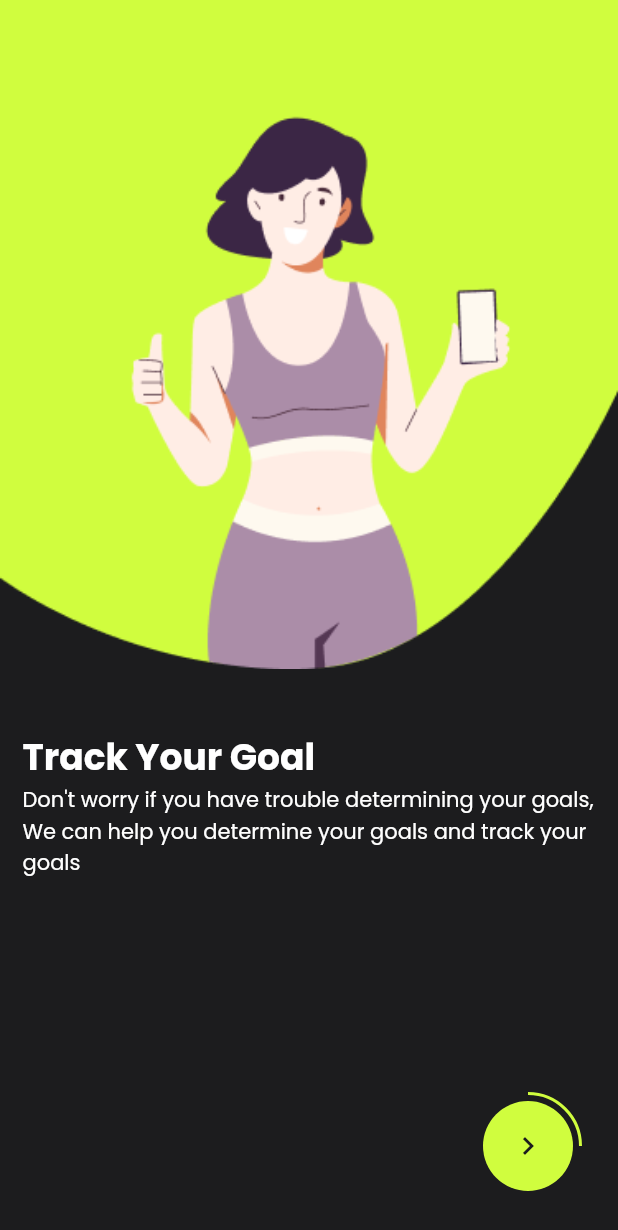
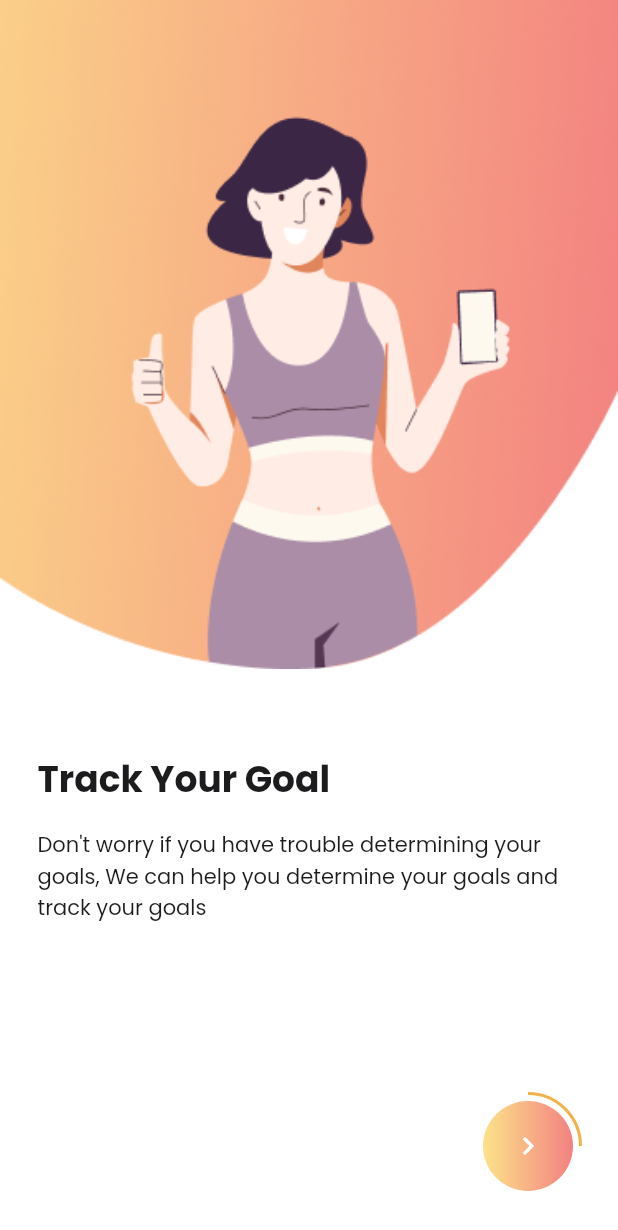
Before and after one commit to teerutt/FitPang, a Flutter app: the screen it shows after launch, after a tap on "Get Started", on a phone screen of 412 x 824 dp. Shown: the top 1230 px of the screen. Run offline on Flutter 3.47's test engine with Material 2 defaults, Android fonts, the phone set to English and light mode, and no system bars; our stand-ins replace carousel_slider.

```diff
--- a/lib/common/color_extension.dart
+++ b/lib/common/color_extension.dart
@@ -1,8 +1,8 @@
 import 'package:flutter/material.dart';
 
 class TColor {
-  static Color get primaryColor1 => const Color(0xffD0FD3E);
-  static Color get primaryColor2 => Color.fromARGB(255, 61, 199, 39);
+  static Color get primaryColor1 => const Color(0xffF38181);
+  static Color get primaryColor2 => const Color(0xffFCE38A);
 
   static Color get secondaryColor1 => const Color(0xffC58BF2);
   static Color get secondaryColor2 => const Color(0xffEEA4CE);
@@ -12,7 +12,7 @@ class TColor {
   static List<Color> get secondaryG => [secondaryColor2, secondaryColor1];
 
   static Color get black => const Color(0xff1C1C1E);
-  static Color get gray => const Color(0xff786F72);
+  static Color get gray => const Color(0xff7b6F72);
   static Color get white => Colors.white;
   static Color get lightGray => const Color(0xffF7F8F8);
 }
--- a/lib/common_widget/onboarding_page.dart
+++ b/lib/common_widget/onboarding_page.dart
@@ -26,20 +26,20 @@ class OnBoardingPage extends StatelessWidget {
             height: media.width * 0.1,
           ),
           Padding(
-            padding: const EdgeInsets.symmetric(horizontal: 15),
+            padding: const EdgeInsets.symmetric(horizontal: 25, vertical: 15),
             child: Text(
               pObj["title"].toString(),
               style: TextStyle(
-                  color: TColor.white,
+                  color: TColor.black,
                   fontSize: 24,
                   fontWeight: FontWeight.w700),
             ),
           ),
           Padding(
-            padding: const EdgeInsets.symmetric(horizontal: 15),
+            padding: const EdgeInsets.symmetric(horizontal: 25),
             child: Text(
               pObj["subtitle"].toString(),
-              style: TextStyle(color: TColor.white, fontSize: 14),
+              style: TextStyle(color: TColor.black, fontSize: 14),
             ),
           ),
         ],
--- a/lib/common_widget/round_button.dart
+++ b/lib/common_widget/round_button.dart
@@ -46,11 +46,11 @@ class RoundButton extends StatelessWidget {
         elevation: type == RoundButtonType.bgGradient ||  type == RoundButtonType.bgSGradient ? 0 : elevation,
         color: type == RoundButtonType.bgGradient ||  type == RoundButtonType.bgSGradient
             ? Colors.transparent
-            : TColor.black,
+            : TColor.white,
         child: type == RoundButtonType.bgGradient ||  type == RoundButtonType.bgSGradient
             ? Text(title,
                 style: TextStyle(
-                    color: TColor.black,
+                    color: TColor.white,
                     fontSize: fontSize,
                     fontWeight: fontWeight))
             : ShaderMask(
--- a/lib/main.dart
+++ b/lib/main.dart
@@ -1,7 +1,7 @@
 import 'package:flutter/material.dart';
+import 'package:fitpang/view/onboarding/started_view.dart';
+
 import 'common/color_extension.dart';
-import 'package:fitpang/view/onboarding/onboarding_view.dart';
-import 'package:fitpang/view/onboarding/started_view.dart';
 
 void main() {
   runApp(const MyApp());
--- a/lib/view/onboarding/onboarding_view.dart
+++ b/lib/view/onboarding/onboarding_view.dart
@@ -1,5 +1,7 @@
 import 'package:fitpang/common_widget/onboarding_page.dart';
+import 'package:fitpang/view/login/what_your_goal_view.dart';
 import 'package:flutter/material.dart';
+
 import '../../common/color_extension.dart';
 
 class OnBoardingView extends StatefulWidget {
@@ -15,7 +17,6 @@ class _OnBoardingViewState extends State<OnBoardingView> {
 
   @override
   void initState() {
-    // TODO: implement initState
     super.initState();
 
     controller.addListener(() {
@@ -58,7 +59,7 @@ class _OnBoardingViewState extends State<OnBoardingView> {
   Widget build(BuildContext context) {
 
     return Scaffold(
-      backgroundColor: TColor.black,
+      backgroundColor: TColor.white,
       body: Stack(
         alignment: Alignment.bottomRight,
         children: [
@@ -81,7 +82,7 @@ class _OnBoardingViewState extends State<OnBoardingView> {
                   width: 70,
                   height: 70,
                   child: CircularProgressIndicator(
-                    color: TColor.primaryColor1,
+                    color: const Color.fromARGB(255, 241, 179, 73),
                     value: (selectPage + 1) / 4 ,
                     strokeWidth: 2,
                   ),
@@ -91,14 +92,20 @@ class _OnBoardingViewState extends State<OnBoardingView> {
                   margin: const EdgeInsets.symmetric(horizontal: 30, vertical: 30),
                   width: 60,
                   height: 60,
-                  decoration: BoxDecoration(color: TColor.primaryColor1, borderRadius: BorderRadius.circular(35)),
-                  child: IconButton(icon: Icon( Icons.navigate_next, color: TColor.black, ), onPressed: (){
+                  decoration: BoxDecoration(
+                      gradient: LinearGradient(
+                        colors: TColor.primaryG,
+                        begin: Alignment.centerLeft,
+                        end: Alignment.centerRight,
+                      ),
+                  borderRadius: BorderRadius.circular(35),),
+                  child: IconButton(icon: Icon( Icons.navigate_next, color: TColor.white, ), onPressed: (){
 
                       if(selectPage < 3) {
 
                          selectPage = selectPage + 1;
 
-                        // controller.animateToPage(selectPage, duration: const Duration(milliseconds: 600), curve: Curves.bounceInOut);
+                        // controller.animateToPage(selectPage, duration: const Duration(milliseconds: 300), curve: Curves.bounceInOut);
 
                         controller.jumpToPage(selectPage);
 
@@ -106,10 +113,10 @@ class _OnBoardingViewState extends State<OnBoardingView> {
 
                           });
 
-                      }else{
+                      }
+                      else {
                         // Open Welcome Screen
-                        print("Open Welcome Screen");
-                        // Navigator.push(context, MaterialPageRoute(builder: (context) => const SignUpView() ));
+                        Navigator.push(context, MaterialPageRoute(builder: (context) => const WhatYourGoalView() ));
                       }
 
                   },),
--- a/lib/view/onboarding/started_view.dart
+++ b/lib/view/onboarding/started_view.dart
@@ -1,8 +1,8 @@
-import 'package:fitpang/common/color_extension.dart';
 import 'package:fitpang/view/onboarding/onboarding_view.dart';
 import 'package:flutter/material.dart';
 
 import '../../common_widget/round_button.dart';
+import 'package:fitpang/common/color_extension.dart';
 
 class StartedView extends StatefulWidget {
   const StartedView({super.key});
@@ -16,11 +16,11 @@ class _StartedViewState extends State<StartedView> {
   Widget build(BuildContext context) {
     var media = MediaQuery.of(context).size;
     return Scaffold(
-      backgroundColor: TColor.black,
+      backgroundColor: TColor.white,
       body: Container(
           width: media.width,
           decoration: BoxDecoration(
-            color: TColor.black
+            color: TColor.white
           ),
           child: Column(
             mainAxisAlignment: MainAxisAlignment.center,
@@ -28,11 +28,11 @@ class _StartedViewState extends State<StartedView> {
               const Spacer(),
               RichText(
                 text: TextSpan(
-                  children: <TextSpan>[
+                  children: [
                     TextSpan(
                       text: "Fitpan",
                       style: TextStyle(
-                        color: TColor.white,
+                        color: TColor.black,
                         fontSize: 36,
                         fontWeight: FontWeight.w700,
                       ),
@@ -40,8 +40,8 @@ class _StartedViewState extends State<StartedView> {
                     TextSpan(
                       text: "G",
                       style: TextStyle(
-                        color: TColor.primaryColor1,
-                        fontSize: 36,
+                        color: Color.fromARGB(255, 241, 135, 73),
+                        fontSize: 48,
                         fontWeight: FontWeight.w700,
                       ),
                     ),
@@ -51,14 +51,14 @@ class _StartedViewState extends State<StartedView> {
               Text(
                 "Everybody Can do it",
                 style: TextStyle(
-                  color: TColor.white,
+                  color: TColor.gray,
                   fontSize: 18,
                 ),
               ),
               const Spacer(),
               SafeArea(
                 child: Padding(
-                  padding: const EdgeInsets.symmetric(horizontal: 15),
+                  padding: const EdgeInsets.symmetric(horizontal: 25, vertical: 25),
                   child: RoundButton(
                     title: "Get Started",
                     onPressed: () {
--- a/pubspec.yaml
+++ b/pubspec.yaml
@@ -35,6 +35,7 @@ dependencies:
   # The following adds the Cupertino Icons font to your application.
   # Use with the CupertinoIcons class for iOS style icons.
   cupertino_icons: ^1.0.2
+  carousel_slider: ^4.2.1
   flutter_launcher_icons: ^0.13.1
 
 
```
Also changed, not shown: lib/common_widget/round_textfield.dart (added, +47 -0 lines), lib/view/login/welcome_view.dart (added, +70 -0 lines), lib/view/login/what_your_goal_view.dart (added, +143 -0 lines), lib/view/maintab/maintab_view.dart (added, +111 -0 lines), assets/img/goal1.png (added), assets/img/goal2.png (added), assets/img/onboarding1.png, assets/img/onboarding2.png, assets/img/onboarding3.png, assets/img/onboarding4.png, assets/img/welcome.png (added), pubspec.lock.
